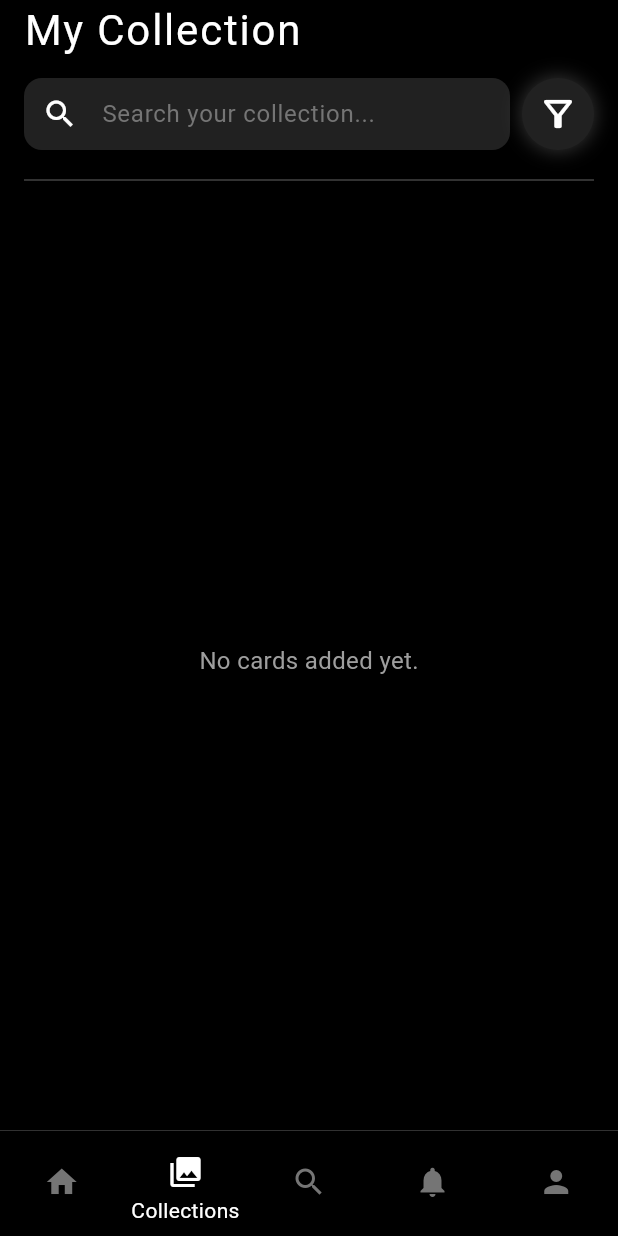
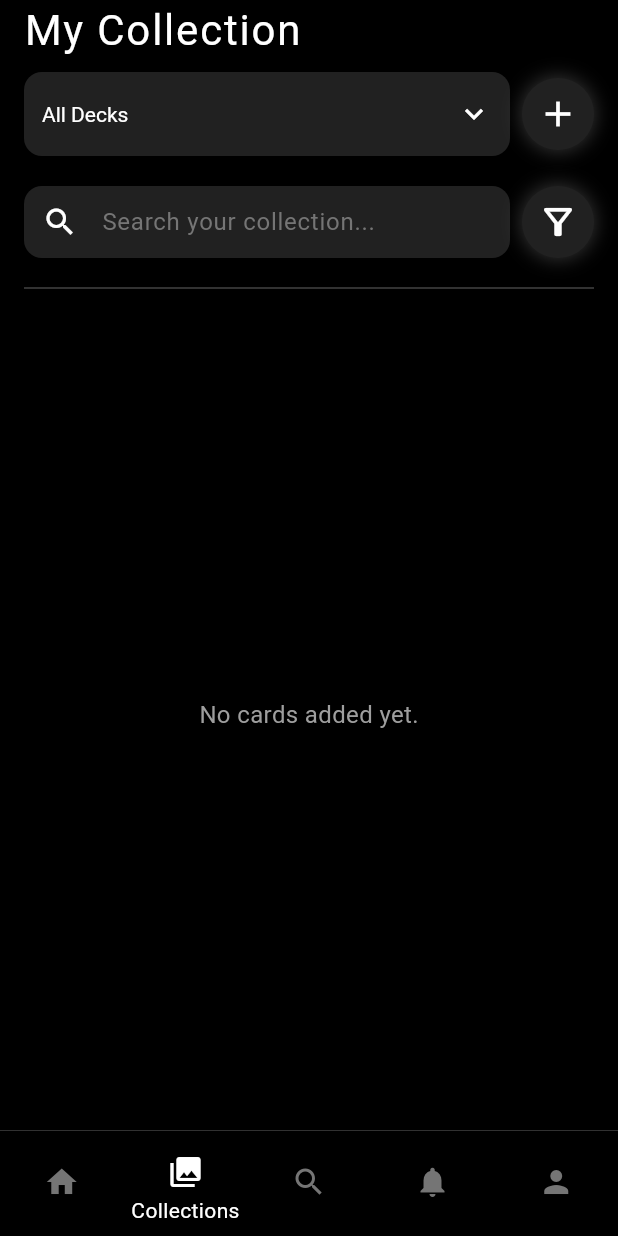
Before and after one commit to lee-ranaweer/holo, a Flutter app: the CollectionsPage screen opened by its route, on a phone screen of 412 x 824 dp. Run offline on Flutter 3.47's test engine with Material 3 defaults, Android fonts, the phone set to English and light mode, and no system bars; our stand-ins replace cloud_firestore, firebase_auth, firebase_core, flutter_riverpod, go_router; accounts and stored records are empty.

Commit message:
Interface for decks

```diff
--- a/lib/pages/collections_page.dart
+++ b/lib/pages/collections_page.dart
@@ -1,5 +1,4 @@
 import 'package:flutter/material.dart';
-import 'package:go_router/go_router.dart';
 import '../services/auth_service.dart';
 import 'package:flutter_riverpod/flutter_riverpod.dart';
 import '../widgets/card_widgets.dart';
@@ -124,6 +123,11 @@ class CollectionsPage extends ConsumerWidget  {
     final filteredCollectionAsync = ref.watch(filteredCollectionProvider);
     final totalValue = ref.watch(portfolioValueProvider);
 
+      // For now, a hardcoded list of decks
+    const decks = ['All Decks', 'Deck 1', 'Deck 2'];
+    String selectedDeck = decks.first;
+
+
     return Scaffold(
       body: SafeArea(
         child: Column(
@@ -138,6 +142,76 @@ class CollectionsPage extends ConsumerWidget  {
                   color: Colors.white,
                   letterSpacing: 1.2,
                 ),
+              ),
+            ),
+
+            Padding(
+              padding:
+                  const EdgeInsets.symmetric(horizontal: 16.0, vertical: 8.0),
+              child: Row(
+                children: [
+                  Expanded(
+                    child: Container(
+                      padding:
+                          const EdgeInsets.symmetric(horizontal: 12, vertical: 4),
+                      decoration: BoxDecoration(
+                        color: Colors.grey.shade900,
+                        borderRadius: BorderRadius.circular(12),
+                      ),
+                      child: DropdownButtonHideUnderline(
+                        child: DropdownButton<String>(
+                          value: selectedDeck,
+                          dropdownColor: Colors.grey.shade900,
+                          icon: const Icon(
+                            Icons.keyboard_arrow_down,
+                            color: Colors.white,
+                          ),
+                          style: const TextStyle(color: Colors.white),
+                          onChanged: (value) {
+                            // Update deck selection here.
+                            // For now, simply print the value.
+                            debugPrint('Selected deck: $value');
+                          },
+                          items: decks
+                              .map(
+                                (deck) => DropdownMenuItem<String>(
+                                  value: deck,
+                                  child: Text(deck),
+                                ),
+                              )
+                              .toList(),
+                        ),
+                      ),
+                    ),
+                  ),
+                  const SizedBox(width: 8),
+                  // Add Deck Button
+                  GestureDetector(
+                    onTap: () {
+                      // Add deck logic here (UI only for now)
+                      debugPrint('Add deck tapped');
+                    },
+                    child: Container(
+                      padding: const EdgeInsets.all(10.0),
+                      decoration: BoxDecoration(
+                        color: Colors.grey.shade900,
+                        shape: BoxShape.circle,
+                        boxShadow: [
+                          BoxShadow(
+                            color: Colors.white.withOpacity(0.2),
+                            blurRadius: 10,
+                            spreadRadius: 1,
+                          ),
+                        ],
+                      ),
+                      child: const Icon(
+                        Icons.add,
+                        size: 28,
+                        color: Colors.white,
+                      ),
+                    ),
+                  ),
+                ],
               ),
             ),
 
--- a/lib/pages/home_page.dart
+++ b/lib/pages/home_page.dart
@@ -39,14 +39,14 @@ class HomePage extends ConsumerWidget {
                       letterSpacing: 1.2,
                     ),
                   ),
-                  Text(
-                    "+220.4",
-                    style: const TextStyle(
-                      color: Colors.green,
-                      fontSize: 18,
-                      fontWeight: FontWeight.w600,
-                    ),
-                  ),
+                  // Text(
+                  //   "+220.4",
+                  //   style: const TextStyle(
+                  //     color: Colors.green,
+                  //     fontSize: 18,
+                  //     fontWeight: FontWeight.w600,
+                  //   ),
+                  // ),
                 ],
               ),
               const SizedBox(height: 20),
```
